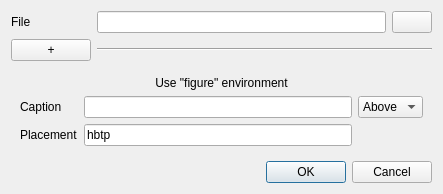
Old version of the form graphicfilechooser.ui in the repository srazi/bidiTeXmaker.
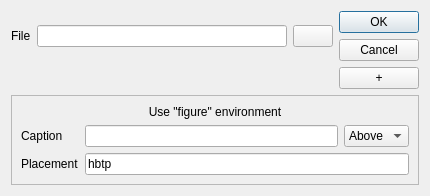
New version of the form. Icons and pictures are not drawn.

```diff
--- a/graphicfilechooser.ui
+++ b/graphicfilechooser.ui
@@ -6,15 +6,28 @@
    <rect>
     <x>0</x>
     <y>0</y>
-    <width>443</width>
-    <height>194</height>
+    <width>469</width>
+    <height>192</height>
    </rect>
   </property>
-  <layout class="QGridLayout" name="gridLayout">
+  <property name="sizePolicy">
+   <sizepolicy hsizetype="Preferred" vsizetype="Minimum">
+    <horstretch>0</horstretch>
+    <verstretch>0</verstretch>
+   </sizepolicy>
+  </property>
+  <layout class="QGridLayout" name="gridLayout_3">
+   <property name="sizeConstraint">
+    <enum>QLayout::SetFixedSize</enum>
+   </property>
    <item row="0" column="0">
+    <layout class="QVBoxLayout" name="verticalLayout">
+     <item>
+      <layout class="QHBoxLayout" name="horizontalLayout">
+       <item>
     <widget class="QLabel" name="label">
      <property name="sizePolicy">
-      <sizepolicy hsizetype="Minimum" vsizetype="MinimumExpanding">
+          <sizepolicy hsizetype="Minimum" vsizetype="Fixed">
        <horstretch>0</horstretch>
        <verstretch>0</verstretch>
       </sizepolicy>
@@ -27,7 +40,7 @@
      </property>
     </widget>
    </item>
-   <item row="0" column="1">
+       <item>
     <widget class="QLineEdit" name="lineEdit">
      <property name="sizePolicy">
       <sizepolicy hsizetype="MinimumExpanding" vsizetype="Fixed">
@@ -43,10 +56,10 @@
      </property>
     </widget>
    </item>
-   <item row="0" column="2">
+       <item>
     <widget class="QPushButton" name="pushButton">
      <property name="sizePolicy">
-      <sizepolicy hsizetype="Minimum" vsizetype="Minimum">
+          <sizepolicy hsizetype="Minimum" vsizetype="Fixed">
        <horstretch>0</horstretch>
        <verstretch>0</verstretch>
       </sizepolicy>
@@ -66,10 +79,33 @@
      </property>
     </widget>
    </item>
-   <item row="1" column="0">
+      </layout>
+     </item>
+     <item>
+      <layout class="QHBoxLayout" name="horizontalLayout_2"/>
+     </item>
+    </layout>
+   </item>
+   <item row="0" column="1">
+    <widget class="QDialogButtonBox" name="buttonBox">
+     <property name="sizePolicy">
+      <sizepolicy hsizetype="Fixed" vsizetype="Fixed">
+       <horstretch>0</horstretch>
+       <verstretch>0</verstretch>
+      </sizepolicy>
+     </property>
+     <property name="orientation">
+      <enum>Qt::Vertical</enum>
+     </property>
+     <property name="standardButtons">
+      <set>QDialogButtonBox::Cancel|QDialogButtonBox::Ok</set>
+     </property>
+    </widget>
+   </item>
+   <item row="1" column="1">
     <widget class="QPushButton" name="moreButton">
      <property name="sizePolicy">
-      <sizepolicy hsizetype="Minimum" vsizetype="Minimum">
+      <sizepolicy hsizetype="Minimum" vsizetype="Fixed">
        <horstretch>0</horstretch>
        <verstretch>0</verstretch>
       </sizepolicy>
@@ -79,38 +115,48 @@
      </property>
     </widget>
    </item>
-   <item row="1" column="1" colspan="2">
-    <widget class="Line" name="line">
-     <property name="orientation">
-      <enum>Qt::Horizontal</enum>
+   <item row="2" column="0" colspan="2">
+    <widget class="QFrame" name="extension">
+     <property name="frameShape">
+      <enum>QFrame::StyledPanel</enum>
      </property>
-    </widget>
-   </item>
-   <item row="2" column="0" colspan="3">
-    <widget class="QWidget" name="extension" native="true">
+     <property name="frameShadow">
+      <enum>QFrame::Raised</enum>
+     </property>
      <layout class="QGridLayout" name="gridLayout_2">
-      <item row="0" column="0" colspan="3">
-       <widget class="QLabel" name="labelFigure">
-        <property name="text">
-         <string>Use &quot;figure&quot; environment</string>
-        </property>
-        <property name="alignment">
-         <set>Qt::AlignCenter</set>
-        </property>
-       </widget>
-      </item>
+      <item row="0" column="0">
+       <layout class="QGridLayout" name="gridLayout">
       <item row="1" column="0">
        <widget class="QLabel" name="labelCaption">
+          <property name="sizePolicy">
+           <sizepolicy hsizetype="Preferred" vsizetype="Minimum">
+            <horstretch>0</horstretch>
+            <verstretch>0</verstretch>
+           </sizepolicy>
+          </property>
         <property name="text">
          <string>Caption</string>
         </property>
        </widget>
       </item>
       <item row="1" column="1">
-       <widget class="QLineEdit" name="lineEditCaption"/>
+         <widget class="QLineEdit" name="lineEditCaption">
+          <property name="sizePolicy">
+           <sizepolicy hsizetype="Expanding" vsizetype="Minimum">
+            <horstretch>0</horstretch>
+            <verstretch>0</verstretch>
+           </sizepolicy>
+          </property>
+         </widget>
       </item>
       <item row="1" column="2">
        <widget class="QComboBox" name="comboBoxCaption">
+          <property name="sizePolicy">
+           <sizepolicy hsizetype="Preferred" vsizetype="Minimum">
+            <horstretch>0</horstretch>
+            <verstretch>0</verstretch>
+           </sizepolicy>
+          </property>
         <item>
          <property name="text">
           <string>Above</string>
@@ -125,26 +171,49 @@
       </item>
       <item row="2" column="0">
        <widget class="QLabel" name="labelPlacement">
+          <property name="sizePolicy">
+           <sizepolicy hsizetype="Preferred" vsizetype="Minimum">
+            <horstretch>0</horstretch>
+            <verstretch>0</verstretch>
+           </sizepolicy>
+          </property>
         <property name="text">
          <string>Placement</string>
         </property>
        </widget>
       </item>
-      <item row="2" column="1">
+        <item row="2" column="1" colspan="2">
        <widget class="QLineEdit" name="lineEditPlacement">
+          <property name="sizePolicy">
+           <sizepolicy hsizetype="Expanding" vsizetype="Minimum">
+            <horstretch>0</horstretch>
+            <verstretch>0</verstretch>
+           </sizepolicy>
+          </property>
         <property name="text">
          <string>hbtp</string>
         </property>
        </widget>
       </item>
-     </layout>
-    </widget>
-   </item>
-   <item row="3" column="0" colspan="3">
-    <widget class="QDialogButtonBox" name="buttonBox">
-     <property name="standardButtons">
-      <set>QDialogButtonBox::Cancel|QDialogButtonBox::Ok</set>
-     </property>
+        <item row="0" column="0" colspan="3">
+         <widget class="QLabel" name="labelFigure">
+          <property name="sizePolicy">
+           <sizepolicy hsizetype="Preferred" vsizetype="Minimum">
+            <horstretch>0</horstretch>
+            <verstretch>0</verstretch>
+           </sizepolicy>
+          </property>
+          <property name="text">
+           <string>Use &quot;figure&quot; environment</string>
+          </property>
+          <property name="alignment">
+           <set>Qt::AlignCenter</set>
+          </property>
+         </widget>
+        </item>
+       </layout>
+      </item>
+     </layout>
     </widget>
    </item>
   </layout>
```
Left out of the diff: 4 changed lines with no effect on the pictures. Lines whose indentation alone changed are shown as unchanged.
